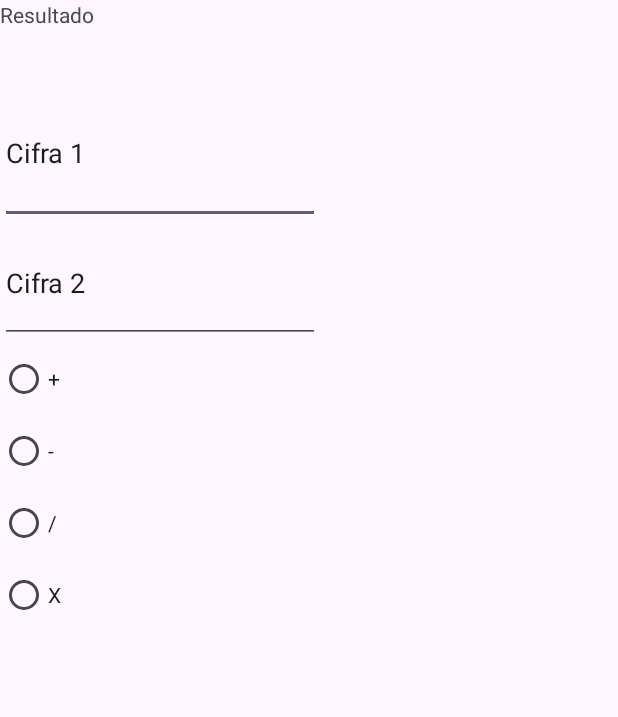
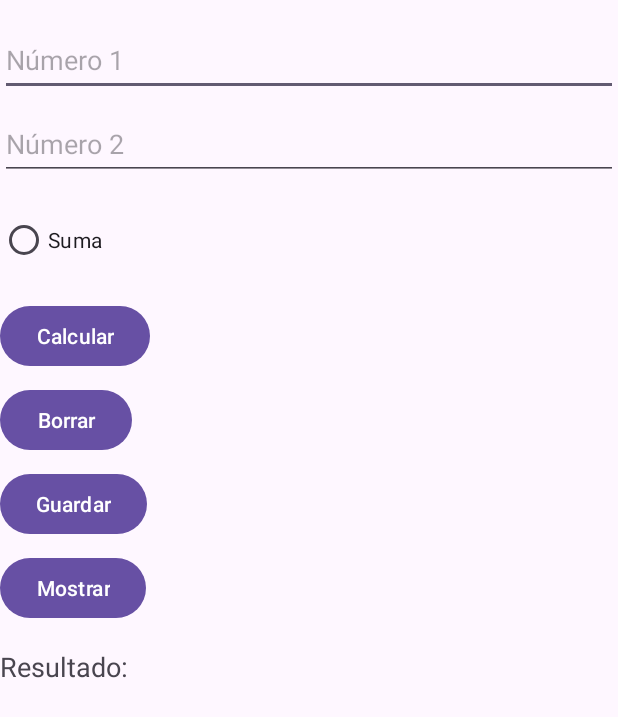
Before and after one commit to GreenyHat/Android-Studio_Projects, an Android app: the layout activity_main.xml on its own in the app's theme, with its tools: preview values and no code run, on a phone screen of 412 x 824 dp. Shown: the top 717 px of the screen. Run offline under Robolectric (Android 15) with nearby library versions, the phone set to English and light mode, and no system bars.

Commit message:
updt-w_V1.1_Calculator

```diff
--- a/app/src/main/java/com/example/mycalculator/MainActivity.java
+++ b/app/src/main/java/com/example/mycalculator/MainActivity.java
@@ -9,6 +9,6 @@ public class MainActivity extends AppCompatActivity {
     @Override
     protected void onCreate(Bundle savedInstanceState) {
         super.onCreate(savedInstanceState);
-        setContentView(R.layout.activity_main);
+        setContentView(R.layout.depecrated_activity_main);
     }
 }
--- a/app/src/main/res/layout/activity_main.xml
+++ b/app/src/main/res/layout/activity_main.xml
@@ -1,75 +1,80 @@
 <?xml version="1.0" encoding="utf-8"?>
-<LinearLayout xmlns:android="http://schemas.android.com/apk/res/android"
-    xmlns:app="http://schemas.android.com/apk/res-auto"
+<RelativeLayout xmlns:android="http://schemas.android.com/apk/res/android"
     xmlns:tools="http://schemas.android.com/tools"
     android:layout_width="match_parent"
     android:layout_height="match_parent"
-    android:orientation="vertical"
     tools:context=".MainActivity">
 
-    <TextView
-        android:id="@+id/textView"
-        android:layout_width="match_parent"
-        android:layout_height="55dp"
-        android:text="Resultado"
-        tools:ignore="HardcodedText" />
+    <!-- Para resolver el problema de "This item's height is 45dp. Consider making the height of this touch target 48dp or larger."
+    se ha considerado incluir un dimens.xml donde establezca un atributo dinamico para todos los android:layout_height que
+    se consideren oportunos y ponerlo en 48dp que es lo que se recomienda en terminos de usabilidad para las pantallas tactiles-->
 
     <EditText
-        android:id="@+id/editTextText"
-        android:layout_width="wrap_content"
-        android:layout_height="94dp"
-        android:ems="10"
-        android:inputType="text"
-        android:text="Cifra 1"
-        tools:ignore="Autofill,HardcodedText,LabelFor" />
-
-    <!--El problema con android:text
-     Este atributo android:text está estableciendo un texto fijo ("Cifra 2") para el EditText.
-     Este texto es estático y no cambiará dinámicamente durante la ejecución de la aplicación.
-     El uso excesivo de texto fijo puede ser problemático, especialmente si se traduce la aplicación a diferentes idiomas,
-     ya que el texto no será localizable.-->
+        android:id="@+id/editTextNumber1"
+        android:layout_width="match_parent"
+        android:layout_height="@dimen/touch_target_height"
+        android:layout_marginTop="16dp"
+        android:hint="Número 1"
+        android:inputType="numberDecimal" />
 
     <EditText
-        android:id="@+id/editTextText2"
+        android:id="@+id/editTextNumber2"
+        android:layout_width="match_parent"
+        android:layout_height="@dimen/touch_target_height"
+        android:layout_below="@id/editTextNumber1"
+        android:layout_marginTop="8dp"
+        android:hint="Número 2"
+        android:inputType="numberDecimal" />
+
+    <RadioButton
+        android:id="@+id/radioButtonAdd"
         android:layout_width="wrap_content"
-        android:layout_height="79dp"
-        android:autofillHints=""
-        android:ems="10"
-        android:inputType="text"
-        android:text="Cifra 2"
-        tools:ignore="HardcodedText,LabelFor" />
+        android:layout_height="wrap_content"
+        android:layout_below="@id/editTextNumber2"
+        android:layout_marginTop="16dp"
+        android:text="Suma" />
 
-    <RadioGroup
-        android:layout_width="381dp"
-        android:layout_height="wrap_content">
+    <!-- Agrega RadioButton para Resta, Multiplicación y División -->
 
-        <RadioButton
-            android:id="@+id/radioButton_Sum"
-            android:layout_width="match_parent"
-            android:layout_height="wrap_content"
-            android:text="+"
-            tools:ignore="HardcodedText" />
+    <Button
+        android:id="@+id/buttonCalculate"
+        android:layout_width="wrap_content"
+        android:layout_height="wrap_content"
+        android:layout_below="@id/radioButtonAdd"
+        android:layout_marginTop="16dp"
+        android:text="Calcular" />
 
-        <RadioButton
-            android:id="@+id/radioButton_Res"
-            android:layout_width="match_parent"
-            android:layout_height="wrap_content"
-            android:text="-"
-            tools:ignore="HardcodedText" />
+    <Button
+        android:id="@+id/buttonClear"
+        android:layout_width="wrap_content"
+        android:layout_height="wrap_content"
+        android:layout_below="@id/buttonCalculate"
+        android:layout_marginTop="8dp"
+        android:text="Borrar" />
 
-        <RadioButton
-            android:id="@+id/radioButton_Div"
-            android:layout_width="match_parent"
-            android:layout_height="wrap_content"
-            android:text="/"
-            tools:ignore="HardcodedText,VisualLintButtonSize" />
+    <Button
+        android:id="@+id/buttonSave"
+        android:layout_width="wrap_content"
+        android:layout_height="wrap_content"
+        android:layout_below="@id/buttonClear"
+        android:layout_marginTop="8dp"
+        android:text="Guardar" />
 
-        <RadioButton
-            android:id="@+id/radioButton_Mul"
-            android:layout_width="match_parent"
-            android:layout_height="wrap_content"
-            android:text="X"
-            tools:ignore="HardcodedText" /> <!-- ATENTO A QUE ESTO NO SUPONGA UN PROBLEMA MAS ADELANTE -->
-    </RadioGroup>
+    <Button
+        android:id="@+id/buttonShow"
+        android:layout_width="wrap_content"
+        android:layout_height="wrap_content"
+        android:layout_below="@id/buttonSave"
+        android:layout_marginTop="8dp"
+        android:text="Mostrar" />
 
-</LinearLayout>
+    <TextView
+        android:id="@+id/textViewResult"
+        android:layout_width="wrap_content"
+        android:layout_height="wrap_content"
+        android:layout_below="@id/buttonShow"
+        android:layout_marginTop="16dp"
+        android:text="Resultado: "
+        android:textSize="18sp" />
+
+</RelativeLayout>
--- /dev/null
+++ b/app/src/main/res/values/dimens.xml
@@ -0,0 +1,4 @@
+<?xml version="1.0" encoding="utf-8"?>
+<resources>
+    <dimen name = "touch_target_height">48dp</dimen>
+</resources>
```
Also changed, not shown: app/src/main/res/layout/depecrated_activity_main.xml (added, +75 -0 lines).
